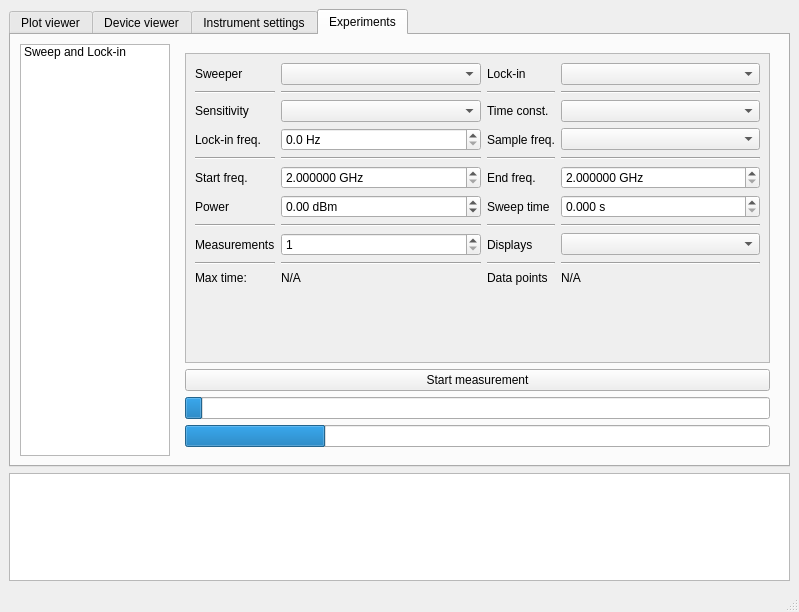
Old version of the form UI/mainwindow.ui in the repository bgoblyos/pymeas-ng.
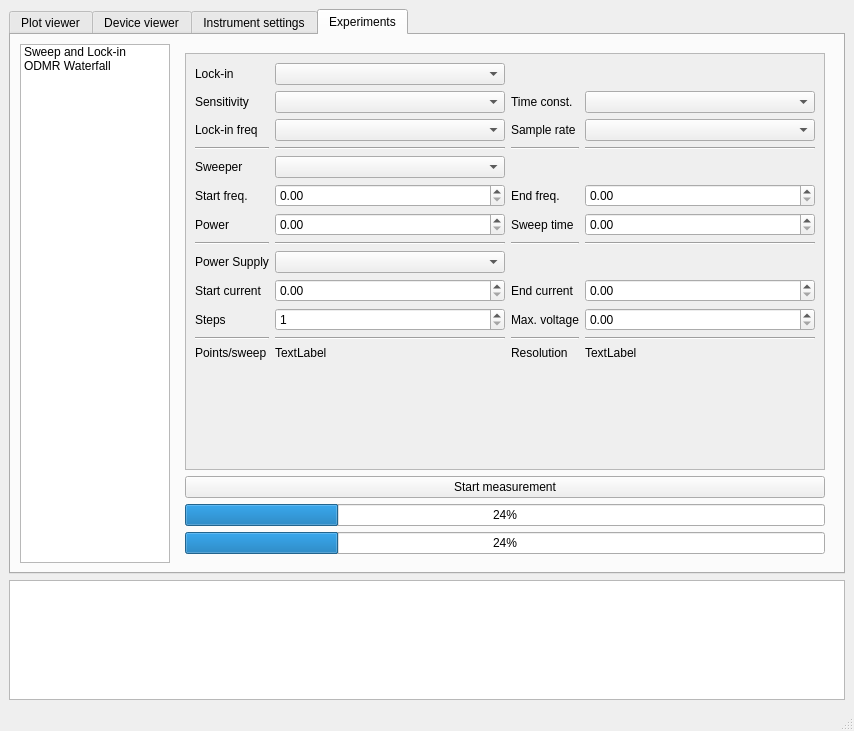
New version of the form. The open tabs and pages were chosen to show the change. Custom widgets are drawn as their Qt base class.

Commit message: Fix sweeper triggering for real this time

```diff
--- a/UI/mainwindow.ui
+++ b/UI/mainwindow.ui
@@ -6,8 +6,8 @@
    <rect>
     <x>0</x>
     <y>0</y>
-    <width>799</width>
-    <height>612</height>
+    <width>854</width>
+    <height>731</height>
    </rect>
   </property>
   <property name="windowTitle">
@@ -575,12 +575,17 @@
             <string>Sweep and Lock-in</string>
            </property>
           </item>
+          <item>
+           <property name="text">
+            <string>ODMR Waterfall</string>
+           </property>
+          </item>
          </widget>
         </item>
         <item>
          <widget class="QStackedWidget" name="expStack">
           <property name="currentIndex">
-           <number>1</number>
+           <number>2</number>
           </property>
           <widget class="QWidget" name="expPlaceholder">
            <layout class="QHBoxLayout" name="horizontalLayout_10">
@@ -611,8 +616,8 @@
                 <rect>
                  <x>0</x>
                  <y>0</y>
-                 <width>597</width>
-                 <height>317</height>
+                 <width>581</width>
+                 <height>301</height>
                 </rect>
                </property>
                <layout class="QGridLayout" name="gridLayout">
@@ -1020,6 +1025,346 @@
             </item>
            </layout>
           </widget>
+          <widget class="QWidget" name="expODMRWaterfall">
+           <layout class="QVBoxLayout" name="verticalLayout_12">
+            <item>
+             <widget class="QScrollArea" name="scrollArea_4">
+              <property name="widgetResizable">
+               <bool>true</bool>
+              </property>
+              <widget class="QWidget" name="scrollAreaWidgetContents_4">
+               <property name="geometry">
+                <rect>
+                 <x>0</x>
+                 <y>0</y>
+                 <width>636</width>
+                 <height>420</height>
+                </rect>
+               </property>
+               <layout class="QGridLayout" name="gridLayout_2">
+                <item row="1" column="1">
+                 <widget class="QComboBox" name="comboBox_4"/>
+                </item>
+                <item row="2" column="2">
+                 <widget class="QLabel" name="label_35">
+                  <property name="text">
+                   <string>Sample rate</string>
+                  </property>
+                 </widget>
+                </item>
+                <item row="1" column="2">
+                 <widget class="QLabel" name="label_34">
+                  <property name="text">
+                   <string>Time const.</string>
+                  </property>
+                 </widget>
+                </item>
+                <item row="0" column="1">
+                 <widget class="QComboBox" name="comboBox_2">
+                  <property name="sizePolicy">
+                   <sizepolicy hsizetype="Expanding" vsizetype="Fixed">
+                    <horstretch>0</horstretch>
+                    <verstretch>0</verstretch>
+                   </sizepolicy>
+                  </property>
+                 </widget>
+                </item>
+                <item row="6" column="2">
+                 <widget class="QLabel" name="label_38">
+                  <property name="text">
+                   <string>Sweep time</string>
+                  </property>
+                 </widget>
+                </item>
+                <item row="2" column="3">
+                 <widget class="QComboBox" name="comboBox_7"/>
+                </item>
+                <item row="3" column="2">
+                 <widget class="Line" name="line_19">
+                  <property name="orientation">
+                   <enum>Qt::Horizontal</enum>
+                  </property>
+                 </widget>
+                </item>
+                <item row="3" column="1">
+                 <widget class="Line" name="line_18">
+                  <property name="orientation">
+                   <enum>Qt::Horizontal</enum>
+                  </property>
+                 </widget>
+                </item>
+                <item row="3" column="3">
+                 <widget class="Line" name="line_20">
+                  <property name="orientation">
+                   <enum>Qt::Horizontal</enum>
+                  </property>
+                 </widget>
+                </item>
+                <item row="11" column="2">
+                 <widget class="Line" name="line_27">
+                  <property name="orientation">
+                   <enum>Qt::Horizontal</enum>
+                  </property>
+                 </widget>
+                </item>
+                <item row="1" column="0">
+                 <widget class="QLabel" name="label_30">
+                  <property name="text">
+                   <string>Sensitivity</string>
+                  </property>
+                 </widget>
+                </item>
+                <item row="0" column="0">
+                 <widget class="QLabel" name="label_31">
+                  <property name="text">
+                   <string>Lock-in</string>
+                  </property>
+                 </widget>
+                </item>
+                <item row="11" column="3">
+                 <widget class="Line" name="line_28">
+                  <property name="orientation">
+                   <enum>Qt::Horizontal</enum>
+                  </property>
+                 </widget>
+                </item>
+                <item row="11" column="0">
+                 <widget class="Line" name="line_25">
+                  <property name="orientation">
+                   <enum>Qt::Horizontal</enum>
+                  </property>
+                 </widget>
+                </item>
+                <item row="6" column="0">
+                 <widget class="QLabel" name="label_37">
+                  <property name="text">
+                   <string>Power</string>
+                  </property>
+                 </widget>
+                </item>
+                <item row="2" column="1">
+                 <widget class="QComboBox" name="comboBox_5"/>
+                </item>
+                <item row="5" column="0">
+                 <widget class="QLabel" name="label_36">
+                  <property name="text">
+                   <string>Start freq.</string>
+                  </property>
+                 </widget>
+                </item>
+                <item row="1" column="3">
+                 <widget class="QComboBox" name="comboBox_6">
+                  <property name="sizePolicy">
+                   <sizepolicy hsizetype="Expanding" vsizetype="Fixed">
+                    <horstretch>0</horstretch>
+                    <verstretch>0</verstretch>
+                   </sizepolicy>
+                  </property>
+                 </widget>
+                </item>
+                <item row="3" column="0">
+                 <widget class="Line" name="line_17">
+                  <property name="orientation">
+                   <enum>Qt::Horizontal</enum>
+                  </property>
+                 </widget>
+                </item>
+                <item row="2" column="0">
+                 <widget class="QLabel" name="label_33">
+                  <property name="text">
+                   <string>Lock-in freq</string>
+                  </property>
+                 </widget>
+                </item>
+                <item row="4" column="0">
+                 <widget class="QLabel" name="label_32">
+                  <property name="text">
+                   <string>Sweeper</string>
+                  </property>
+                 </widget>
+                </item>
+                <item row="11" column="1">
+                 <widget class="Line" name="line_26">
+                  <property name="orientation">
+                   <enum>Qt::Horizontal</enum>
+                  </property>
+                 </widget>
+                </item>
+                <item row="10" column="1">
+                 <widget class="QSpinBox" name="spinBox">
+                  <property name="minimum">
+                   <number>1</number>
+                  </property>
+                  <property name="maximum">
+                   <number>1000</number>
+                  </property>
+                 </widget>
+                </item>
+                <item row="7" column="1">
+                 <widget class="Line" name="line_22">
+                  <property name="orientation">
+                   <enum>Qt::Horizontal</enum>
+                  </property>
+                 </widget>
+                </item>
+                <item row="5" column="2">
+                 <widget class="QLabel" name="label_39">
+                  <property name="text">
+                   <string>End freq.</string>
+                  </property>
+                 </widget>
+                </item>
+                <item row="4" column="1">
+                 <widget class="QComboBox" name="comboBox_3"/>
+                </item>
+                <item row="7" column="0">
+                 <widget class="Line" name="line_21">
+                  <property name="orientation">
+                   <enum>Qt::Horizontal</enum>
+                  </property>
+                 </widget>
+                </item>
+                <item row="7" column="2">
+                 <widget class="Line" name="line_23">
+                  <property name="orientation">
+                   <enum>Qt::Horizontal</enum>
+                  </property>
+                 </widget>
+                </item>
+                <item row="7" column="3">
+                 <widget class="Line" name="line_24">
+                  <property name="orientation">
+                   <enum>Qt::Horizontal</enum>
+                  </property>
+                 </widget>
+                </item>
+                <item row="8" column="0">
+                 <widget class="QLabel" name="label_40">
+                  <property name="text">
+                   <string>Power Supply</string>
+                  </property>
+                 </widget>
+                </item>
+                <item row="9" column="0">
+                 <widget class="QLabel" name="label_41">
+                  <property name="text">
+                   <string>Start current</string>
+                  </property>
+                 </widget>
+                </item>
+                <item row="6" column="1">
+                 <widget class="QDoubleSpinBox" name="doubleSpinBox_2"/>
+                </item>
+                <item row="10" column="2">
+                 <widget class="QLabel" name="label_44">
+                  <property name="text">
+                   <string>Max. voltage</string>
+                  </property>
+                 </widget>
+                </item>
+                <item row="5" column="1">
+                 <widget class="QDoubleSpinBox" name="doubleSpinBox"/>
+                </item>
+                <item row="10" column="0">
+                 <widget class="QLabel" name="label_42">
+                  <property name="text">
+                   <string>Steps</string>
+                  </property>
+                 </widget>
+                </item>
+                <item row="9" column="2">
+                 <widget class="QLabel" name="label_43">
+                  <property name="text">
+                   <string>End current</string>
+                  </property>
+                 </widget>
+                </item>
+                <item row="6" column="3">
+                 <widget class="QDoubleSpinBox" name="doubleSpinBox_4"/>
+                </item>
+                <item row="5" column="3">
+                 <widget class="QDoubleSpinBox" name="doubleSpinBox_3"/>
+                </item>
+                <item row="12" column="3">
+                 <widget class="QLabel" name="label_48">
+                  <property name="text">
+                   <string>TextLabel</string>
+                  </property>
+                 </widget>
+                </item>
+                <item row="12" column="2">
+                 <widget class="QLabel" name="label_46">
+                  <property name="text">
+                   <string>Resolution</string>
+                  </property>
+                 </widget>
+                </item>
+                <item row="12" column="1">
+                 <widget class="QLabel" name="label_47">
+                  <property name="text">
+                   <string>TextLabel</string>
+                  </property>
+                 </widget>
+                </item>
+                <item row="8" column="1">
+                 <widget class="QComboBox" name="comboBox_8"/>
+                </item>
+                <item row="9" column="1">
+                 <widget class="QDoubleSpinBox" name="doubleSpinBox_5"/>
+                </item>
+                <item row="10" column="3">
+                 <widget class="QDoubleSpinBox" name="doubleSpinBox_8"/>
+                </item>
+                <item row="12" column="0">
+                 <widget class="QLabel" name="label_45">
+                  <property name="text">
+                   <string>Points/sweep</string>
+                  </property>
+                 </widget>
+                </item>
+                <item row="9" column="3">
+                 <widget class="QDoubleSpinBox" name="doubleSpinBox_7"/>
+                </item>
+                <item row="13" column="0">
+                 <spacer name="verticalSpacer_3">
+                  <property name="orientation">
+                   <enum>Qt::Vertical</enum>
+                  </property>
+                  <property name="sizeHint" stdset="0">
+                   <size>
+                    <width>20</width>
+                    <height>40</height>
+                   </size>
+                  </property>
+                 </spacer>
+                </item>
+               </layout>
+              </widget>
+             </widget>
+            </item>
+            <item>
+             <widget class="QPushButton" name="pushButton_2">
+              <property name="text">
+               <string>Start measurement</string>
+              </property>
+             </widget>
+            </item>
+            <item>
+             <widget class="QProgressBar" name="progressBar">
+              <property name="value">
+               <number>24</number>
+              </property>
+             </widget>
+            </item>
+            <item>
+             <widget class="QProgressBar" name="progressBar_2">
+              <property name="value">
+               <number>24</number>
+              </property>
+             </widget>
+            </item>
+           </layout>
+          </widget>
          </widget>
         </item>
        </layout>
```
Left out of the diff: 13 changed lines with no effect on the pictures. The commit also changes 2 other files.
